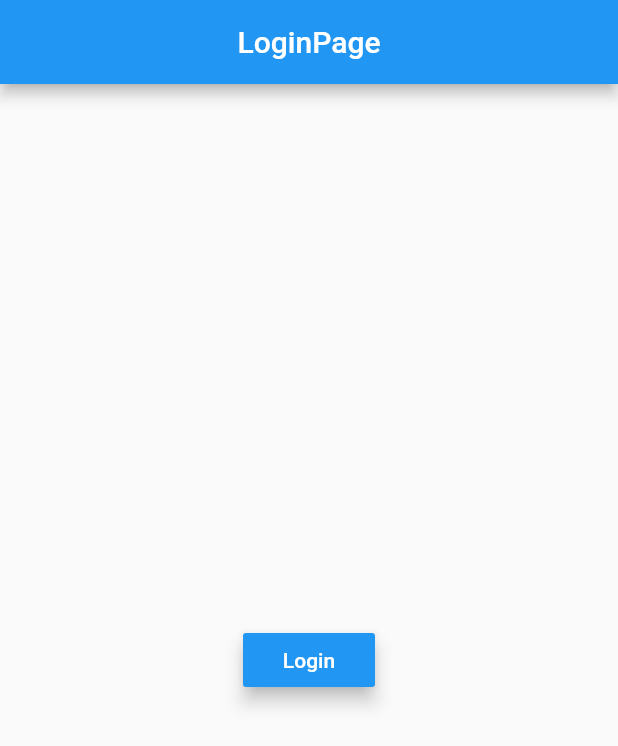
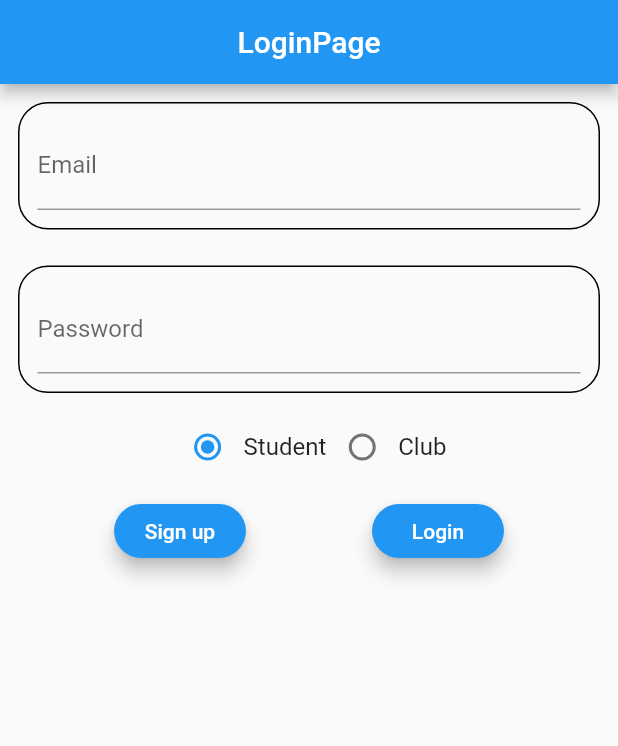
Before and after one commit to vish198910/club, a Flutter app: the screen it shows after launch, on a phone screen of 412 x 824 dp. Shown: the top 746 px of the screen. Run offline on Flutter 3.47's test engine with Material 2 defaults, Android fonts, the phone set to English and light mode, and no system bars; our stand-ins replace cloud_firestore, firebase_auth, firebase_core, rxdart; accounts and stored records are empty.

Commit message:
Student and Club Authentication done

```diff
--- a/lib/login_page.dart
+++ b/lib/login_page.dart
@@ -9,6 +9,26 @@ class LoginPage extends StatefulWidget {
 }
 
 class _LoginPageState extends State<LoginPage> {
+  TextEditingController emailController = new TextEditingController();
+  TextEditingController passwordController = new TextEditingController();
+
+  int _radioValue = 0;
+
+  void _handleRadioValueChange(int value) {
+    //0 denotes Student
+    //1 denotes Club
+    setState(() {
+      _radioValue = value;
+
+      switch (_radioValue) {
+        case 0:
+          break;
+        case 1:
+          break;
+      }
+    });
+  }
+
   @override
   Widget build(BuildContext context) {
     return new Scaffold(
@@ -17,14 +37,121 @@ class _LoginPageState extends State<LoginPage> {
         centerTitle: true,
       ),
       body: Center(
+        child: Column(
+          children: [
+            Padding(
+              padding: const EdgeInsets.all(12.0),
+              child: Container(
+                decoration: BoxDecoration(
+                  borderRadius: BorderRadius.circular(20),
+                  border: Border.all(color: Colors.black),
+                ),
+                padding: EdgeInsets.all(12),
+                child: TextFormField(
+                  decoration: InputDecoration(
+                    hintText: "Enter your Email",
+                    labelText: "Email",
+                  ),
+                  controller: emailController,
+                ),
+              ),
+            ),
+            Padding(
+              padding: const EdgeInsets.all(12.0),
+              child: Container(
+                decoration: BoxDecoration(
+                  border: Border.all(color: Colors.black),
+                  borderRadius: BorderRadius.circular(20),
+                ),
+                padding: EdgeInsets.all(12),
+                child: TextFormField(
+                  controller: passwordController,
+                  decoration: InputDecoration(
+                    hintText: "Enter your Password",
+                    labelText: "Password",
+                  ),
+                ),
+              ),
+            ),
+            new Row(
+              mainAxisAlignment: MainAxisAlignment.center,
+              children: [
+                new Radio(
+                  value: 0,
+                  groupValue: _radioValue,
+                  onChanged: _handleRadioValueChange,
+                ),
+                new Text(
+                  'Student',
+                  style: new TextStyle(fontSize: 16.0),
+                ),
+                new Radio(
+                  value: 1,
+                  groupValue: _radioValue,
+                  onChanged: _handleRadioValueChange,
+                ),
+                new Text(
+                  'Club',
+                  style: new TextStyle(
+                    fontSize: 16.0,
+                  ),
+                ),
+              ],
+            ),
+            Row(
+              mainAxisAlignment: MainAxisAlignment.spaceEvenly,
+              children: [
+                ButtonTheme(
+                  shape: RoundedRectangleBorder(
+                      borderRadius: BorderRadius.circular(30)),
+                  child: Padding(
+                    padding: const EdgeInsets.all(8.0),
                     child: RaisedButton(
-          onPressed: () {
-            FirebaseAuth.instance
+                      onPressed: () async {
+                        try {
+                          UserCredential userCredential = await FirebaseAuth
+                              .instance
+                              .createUserWithEmailAndPassword(
+                                  email: emailController.text,
+                                  password: passwordController.text);
+                        } on FirebaseAuthException catch (e) {
+                          if (e.code == 'weak-password') {
+                            print('The password provided is too weak.');
+                          } else if (e.code == 'email-already-in-use') {
+                            print('The account already exists for that email.');
+                          }
+                        } catch (e) {
+                          print(e);
+                        }
+                      },
+                      elevation: 5.0,
+                      color: Colors.blue,
+                      textColor: Colors.white,
+                      child: Text('Sign up'),
+                    ),
+                  ),
+                ),
+                ButtonTheme(
+                  shape: RoundedRectangleBorder(
+                    borderRadius: BorderRadius.circular(30),
+                  ),
+                  child: Padding(
+                    padding: const EdgeInsets.all(8.0),
+                    child: RaisedButton(
+                      onPressed: () async {
+                        try {
+                          UserCredential userCredential = await FirebaseAuth
+                              .instance
                               .signInWithEmailAndPassword(
-                    email: 'v@gmail.com', password: 'password')
-                .then((val) {
-              print('Logged In');
-            });
+                                  email: emailController.text,
+                                  password: passwordController.text);
+                        } on FirebaseAuthException catch (e) {
+                          if (e.code == 'user-not-found') {
+                            print('No user found for that email.');
+                          } else if (e.code == 'wrong-password') {
+                            print('Wrong password provided for that user.');
+                          }
+                        }
                       },
                       elevation: 5.0,
                       color: Colors.blue,
@@ -32,6 +159,12 @@ class _LoginPageState extends State<LoginPage> {
                       child: Text('Login'),
                     ),
                   ),
+                ),
+              ],
+            ),
+          ],
+        ),
+      ),
     );
   }
 }
```
Also changed, not shown: lib/dashboard.dart (+46 -43 lines), lib/main.dart (+0 -21 lines), lib/services/usermngmt.dart (+20 -19 lines). Lines whose indentation alone changed are shown as unchanged.
